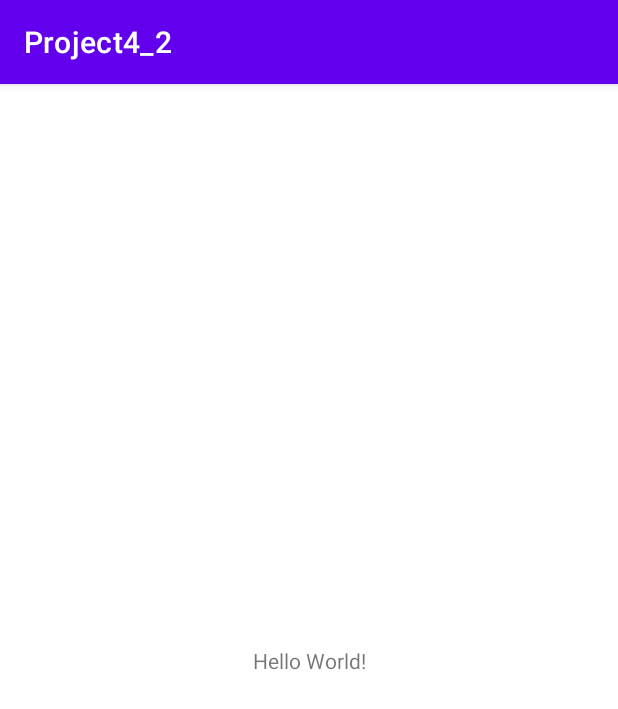
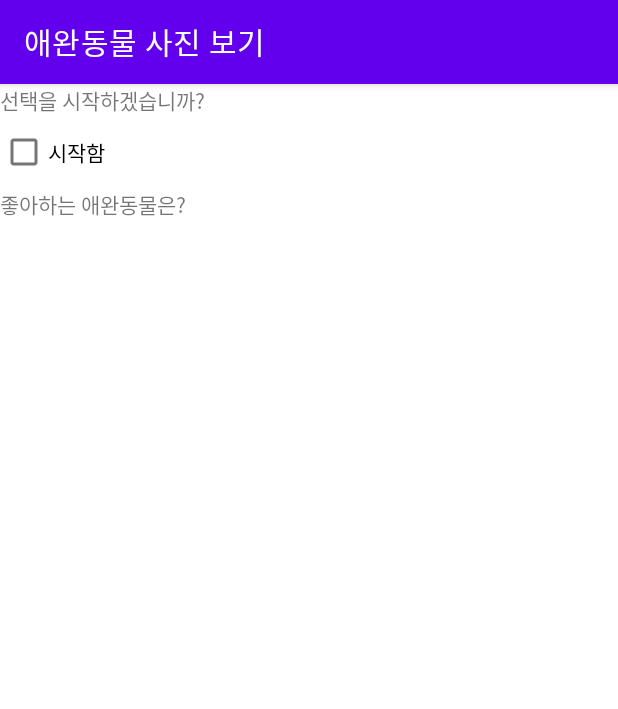
Before and after one commit to KPU-Kyungeun/2-2-mobile-programming, an Android app: the screen it shows after launch (MainActivity), on a phone screen of 412 x 824 dp. Shown: the top 709 px of the screen. Run offline under Robolectric (Android 15) with nearby library versions, the phone set to English and light mode, and no system bars.

Commit message:
feat: 5주차 Project4_2 추가

```diff
--- a/project4_2/src/main/java/com/cookandroid/project4_2/MainActivity.java
+++ b/project4_2/src/main/java/com/cookandroid/project4_2/MainActivity.java
@@ -1,14 +1,80 @@
 package com.cookandroid.project4_2;
+
+import android.os.Bundle;
+import android.view.View;
+import android.widget.Button;
+import android.widget.CheckBox;
+import android.widget.CompoundButton;
+import android.widget.ImageView;
+import android.widget.RadioButton;
+import android.widget.RadioGroup;
+import android.widget.TextView;
+import android.widget.Toast;
 
 import androidx.appcompat.app.AppCompatActivity;
 
-import android.os.Bundle;
+public class MainActivity extends AppCompatActivity {
 
-public class MainActivity extends AppCompatActivity {
+    TextView text1, text2;
+    CheckBox chkAgree;
+    RadioGroup rGroup1;
+    RadioButton rdoDog, rdoCat, rdoRabbit;
+    Button btnOK;
+    ImageView imgPet;
 
     @Override
     protected void onCreate(Bundle savedInstanceState) {
         super.onCreate(savedInstanceState);
         setContentView(R.layout.activity_main);
+
+        setTitle("애완동물 사진 보기");
+
+        text1 = (TextView) findViewById(R.id.Text1);
+        chkAgree = (CheckBox) findViewById(R.id.ChkAgree);
+
+        text2 = (TextView) findViewById(R.id.Text2);
+        rGroup1 = (RadioGroup) findViewById(R.id.Rgroup1);
+        rdoDog = (RadioButton) findViewById(R.id.RdoDog);
+        rdoCat = (RadioButton) findViewById(R.id.RdoCat);
+        rdoRabbit = (RadioButton) findViewById(R.id.RdoRabbit);
+
+        btnOK = (Button) findViewById(R.id.BtnOk);
+        imgPet = (ImageView) findViewById(R.id.ImgPet);
+
+        chkAgree.setOnCheckedChangeListener(new CompoundButton.OnCheckedChangeListener() {
+            @Override
+            public void onCheckedChanged(CompoundButton buttonView, boolean isChecked) {
+                if (chkAgree.isChecked() == true) {
+                    text2.setVisibility(View.VISIBLE);
+                    rGroup1.setVisibility(View.VISIBLE);
+                    btnOK.setVisibility(View.VISIBLE);
+                    imgPet.setVisibility(View.VISIBLE);
+                } else {
+                    text2.setVisibility(View.INVISIBLE);
+                    rGroup1.setVisibility(View.INVISIBLE);
+                    btnOK.setVisibility(View.INVISIBLE);
+                    imgPet.setVisibility(View.INVISIBLE);
+                }
+            }
+        });
+
+        btnOK.setOnClickListener(new View.OnClickListener() {
+            @Override
+            public void onClick(View v) {
+                switch (rGroup1.getCheckedRadioButtonId()) {
+                    case R.id.RdoDog:
+                        imgPet.setImageResource(R.drawable.dog);
+                        break;
+                    case R.id.RdoCat:
+                        imgPet.setImageResource(R.drawable.cat);
+                        break;
+                    case R.id.RdoRabbit:
+                        imgPet.setImageResource(R.drawable.rabbit);
+                        break;
+                    default:
+                        Toast.makeText(getApplicationContext(), "동물 먼저 선택하세요", Toast.LENGTH_SHORT).show();
+                }
+            }
+        });
     }
 }
--- a/project4_2/src/main/res/layout/activity_main.xml
+++ b/project4_2/src/main/res/layout/activity_main.xml
@@ -1,18 +1,66 @@
 <?xml version="1.0" encoding="utf-8"?>
-<androidx.constraintlayout.widget.ConstraintLayout xmlns:android="http://schemas.android.com/apk/res/android"
+<LinearLayout xmlns:android="http://schemas.android.com/apk/res/android"
     xmlns:app="http://schemas.android.com/apk/res-auto"
     xmlns:tools="http://schemas.android.com/tools"
     android:layout_width="match_parent"
     android:layout_height="match_parent"
+    android:orientation="vertical"
     tools:context=".MainActivity">
 
     <TextView
+        android:id="@+id/Text1"
         android:layout_width="wrap_content"
         android:layout_height="wrap_content"
-        android:text="Hello World!"
-        app:layout_constraintBottom_toBottomOf="parent"
-        app:layout_constraintLeft_toLeftOf="parent"
-        app:layout_constraintRight_toRightOf="parent"
-        app:layout_constraintTop_toTopOf="parent" />
+        android:text="선택을 시작하겠습니까?" />
 
-</androidx.constraintlayout.widget.ConstraintLayout>
+    <CheckBox
+        android:id="@+id/ChkAgree"
+        android:layout_width="wrap_content"
+        android:layout_height="wrap_content"
+        android:text="시작함" />
+
+    <TextView
+        android:id="@+id/Text2"
+        android:layout_width="wrap_content"
+        android:layout_height="wrap_content"
+        android:text="좋아하는 애완동물은?" />
+
+    <RadioGroup
+        android:id="@+id/Rgroup1"
+        android:layout_width="wrap_content"
+        android:layout_height="wrap_content"
+        android:visibility="invisible">
+
+        <RadioButton
+            android:id="@+id/RdoDog"
+            android:layout_width="wrap_content"
+            android:layout_height="wrap_content"
+            android:text="강아지" />
+
+        <RadioButton
+            android:id="@+id/RdoCat"
+            android:layout_width="wrap_content"
+            android:layout_height="wrap_content"
+            android:text="고양이" />
+
+        <RadioButton
+            android:id="@+id/RdoRabbit"
+            android:layout_width="wrap_content"
+            android:layout_height="wrap_content"
+            android:text="토끼" />
+    </RadioGroup>
+
+    <Button
+        android:id="@+id/BtnOk"
+        android:layout_width="wrap_content"
+        android:layout_height="wrap_content"
+        android:text="선택 완료"
+        android:visibility="invisible" />
+
+    <ImageView
+        android:id="@+id/ImgPet"
+        android:layout_width="wrap_content"
+        android:layout_height="wrap_content"
+        android:visibility="invisible" />
+
+</LinearLayout>
```
Also changed, not shown: project4_2/src/main/res/drawable/cat.png (added), project4_2/src/main/res/drawable/dog.png (added), project4_2/src/main/res/drawable/rabbit.png (added).
